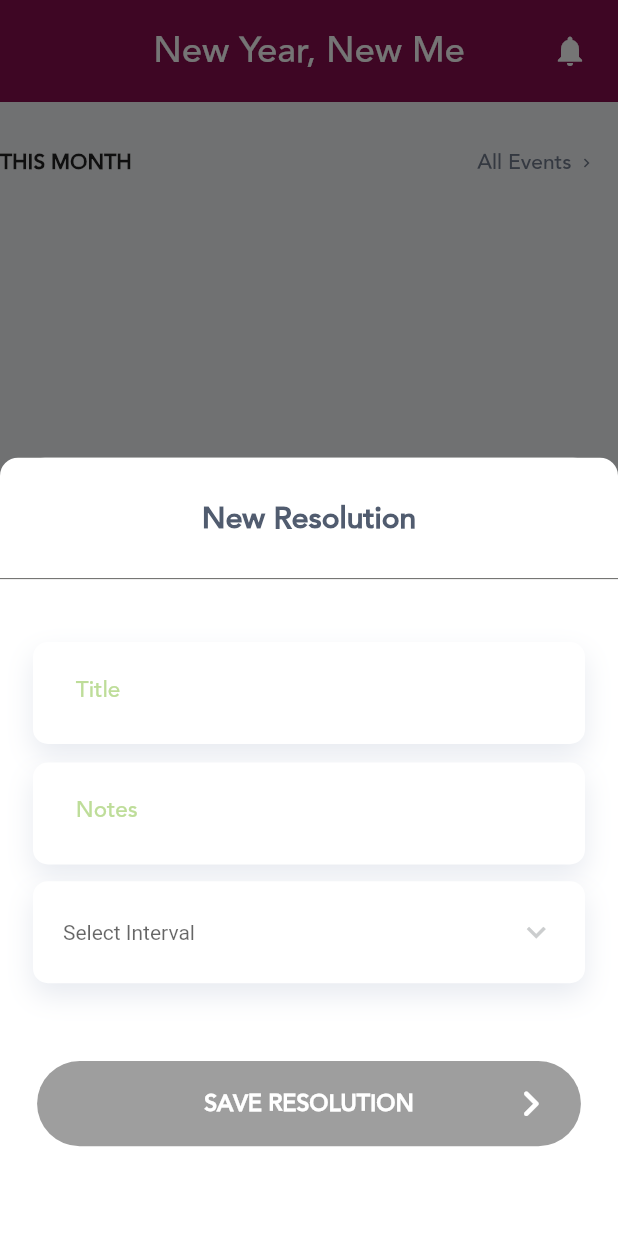
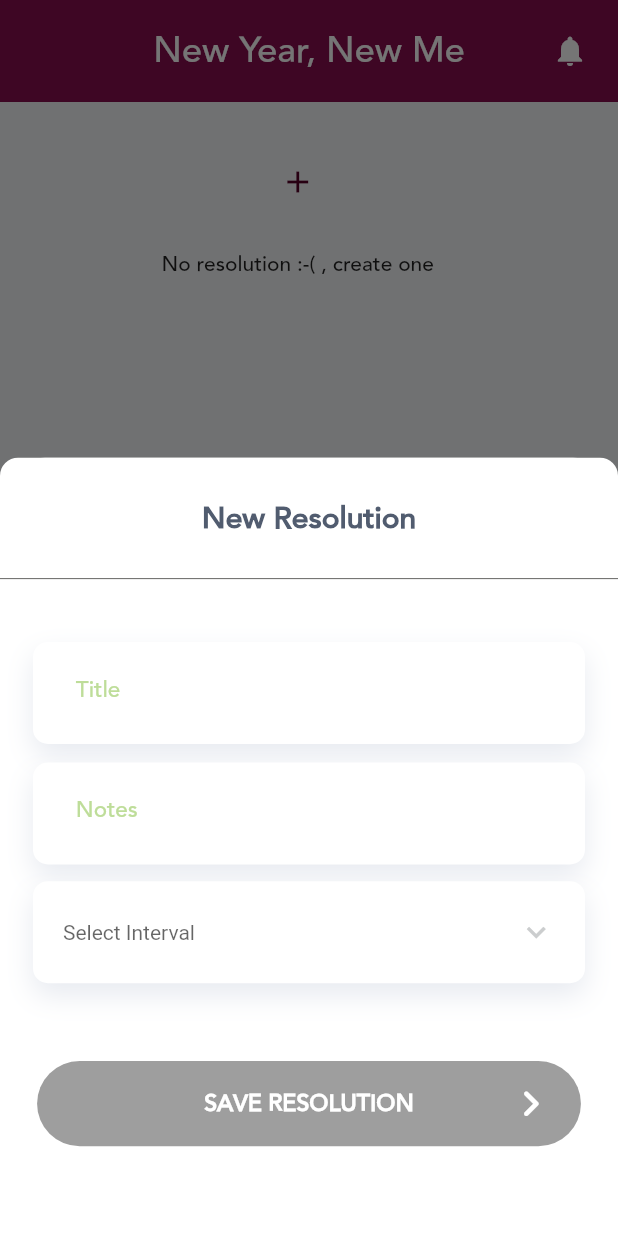
Before and after one commit to tiwadara/NYNM, a Flutter app: the screen it shows after launch, after a tap on the "add" icon, on a phone screen of 412 x 824 dp. Run offline on Flutter 3.47's test engine with Material 2 defaults, Android fonts, the phone set to English and light mode, and no system bars; our stand-ins replace equatable, flutter_bloc, flutter_local_notifications, flutter_screenutil, fluttertoast, hive and 3 more; accounts and stored records are empty; generated files the repository leaves out were written again; project files that could hold a hidden picture were left out.

Commit message:
UI updates

```diff
--- a/lib/di_container.dart
+++ b/lib/di_container.dart
@@ -1,3 +1,4 @@
+import 'package:hive/hive.dart';
 import 'package:kiwi/kiwi.dart';
 import 'package:resolution/src/commons/services/notification_service.dart';
 import 'package:resolution/src/commons/services/storage_service.dart';
--- a/lib/src/app.dart
+++ b/lib/src/app.dart
@@ -16,8 +16,7 @@ class App extends StatefulWidget {
 class _AppState extends State<App> {
   @override
   void initState() {
-    final NotificationService _notificationService =
-        KiwiContainer().resolve<NotificationService>();
+    final NotificationService _notificationService = KiwiContainer().resolve<NotificationService>();
     _notificationService.initializing();
     _notificationService.periodicNotification(RepeatInterval.everyMinute);
     super.initState();
--- a/lib/src/commons/services/storage_service.dart
+++ b/lib/src/commons/services/storage_service.dart
@@ -1,11 +1,9 @@
-import 'dart:developer';
-
 import 'package:hive/hive.dart';
 import 'package:resolution/src/commons/constants/storage_constants.dart';
 import 'package:resolution/src/resolutions/models/resolution.dart';
 
 class StorageService {
-  Future<List<Resolution>> deleteResolution(Resolution resolution) async {
+  Future<List<Resolution>> removeResolution(Resolution resolution) async {
     List<Resolution> resolutions = List<Resolution>.empty();
     final resolutionBox = await Hive.openBox(StorageConstants.USER_RESOLUTIONS);
     resolutionBox.delete(resolution);
@@ -21,12 +19,18 @@ class StorageService {
   Future<Resolution> saveResolution(Resolution resolution) async {
     final resolutionBox = await Hive.openBox(StorageConstants.USER_RESOLUTIONS);
     await resolutionBox.add(resolution);
-    return resolutionBox.values.singleWhere((element) => element == resolution);
+    return resolutionBox.values.first;
   }
 
   Future<Resolution> getResolution(Resolution resolution) async {
     final resolutionBox = await Hive.openBox(StorageConstants.USER_RESOLUTIONS);
-    log("message" + resolutionBox.values.toString());
     return resolutionBox.values.singleWhere((element) => element == resolution);
   }
+
+  Future<List<Resolution>> getAllResolutions() async {
+    List<Resolution> resolutions = List<Resolution>();
+    final resolutionBox = await Hive.openBox(StorageConstants.USER_RESOLUTIONS);
+    resolutions.addAll(resolutionBox.values.map((e) => e));
+    return resolutions;
+  }
 }
--- a/lib/src/resolutions/blocs/resolution/resolution_bloc.dart
+++ b/lib/src/resolutions/blocs/resolution/resolution_bloc.dart
@@ -31,6 +31,18 @@ class ResolutionBloc extends Bloc<ResolutionEvent, ResolutionState> {
       } catch (e) {
         yield ErrorWithMessageState(AppStringConstants.saveFailed);
       }
+    } else if (event is GetResolutions) {
+      yield LoadingResolution();
+      try {
+        var response = await resolutionService.getAllResolution();
+        if (response.isNotEmpty) {
+          yield ResolutionsReceived(response);
+        } else {
+          yield ErrorWithMessageState(AppStringConstants.saveFailed);
+        }
+      } catch (e) {
+        yield ErrorWithMessageState(AppStringConstants.saveFailed);
+      }
     }
   }
 }
--- a/lib/src/resolutions/blocs/resolution/resolution_event.dart
+++ b/lib/src/resolutions/blocs/resolution/resolution_event.dart
@@ -16,9 +16,6 @@ class SaveResolution extends ResolutionEvent {
 
 @immutable
 class GetResolutions extends ResolutionEvent {
-  final int pageKey;
-  final int pageSize;
-  GetResolutions({this.pageKey, this.pageSize});
   @override
-  List<Object> get props => [pageKey, pageSize];
+  List<Object> get props => [];
 }
--- a/lib/src/resolutions/blocs/resolution/resolution_state.dart
+++ b/lib/src/resolutions/blocs/resolution/resolution_state.dart
@@ -15,6 +15,11 @@ class SavingResolution extends ResolutionState {
   List<Object> get props => [];
 }
 
+class LoadingResolution extends ResolutionState {
+  @override
+  List<Object> get props => [];
+}
+
 @immutable
 class ResolutionSaved extends ResolutionState {
   final Resolution resolution;
@@ -24,6 +29,14 @@ class ResolutionSaved extends ResolutionState {
 }
 
 @immutable
+class ResolutionsReceived extends ResolutionState {
+  final List<Resolution> resolutions;
+  ResolutionsReceived(this.resolutions);
+  @override
+  List<Object> get props => [resolutions];
+}
+
+@immutable
 class ErrorWithMessageState extends ResolutionState {
   final String error;
   ErrorWithMessageState(this.error);
--- a/lib/src/resolutions/models/resolution.dart
+++ b/lib/src/resolutions/models/resolution.dart
@@ -15,15 +15,8 @@ class Resolution {
   String description;
   @HiveField(3)
   String interval;
-  @HiveField(4)
-  int increment;
 
-  Resolution(
-      {this.status,
-      this.name,
-      this.description,
-      this.interval,
-      this.increment});
+  Resolution({this.status, this.name, this.description, this.interval});
 
   factory Resolution.fromJson(Map<String, dynamic> json) =>
       _$ResolutionFromJson(json);
@@ -31,7 +24,7 @@ class Resolution {
   Map<String, dynamic> toJson() => _$ResolutionToJson(this);
 
   bool checkIfAnyIsNull() {
-    List searchProperties = [name, description];
+    List searchProperties = [name, description, interval];
     return searchProperties.contains(null) || searchProperties.contains("");
   }
 }
--- /dev/null
+++ b/lib/src/resolutions/models/status.dart
@@ -0,0 +1,5 @@
+enum Status {
+  NEW,
+  STARTED,
+  COMPLETED
+}
--- a/lib/src/resolutions/screens/new_resolution.dart
+++ b/lib/src/resolutions/screens/new_resolution.dart
@@ -6,6 +6,7 @@ import 'package:flutter_bloc/flutter_bloc.dart';
 import 'package:flutter_screenutil/flutter_screenutil.dart';
 import 'package:resolution/src/commons/constants/app_colors.dart';
 import 'package:resolution/src/commons/constants/app_constants.dart';
+import 'package:resolution/src/commons/constants/app_strings.dart';
 import 'package:resolution/src/commons/constants/routes_constant.dart';
 import 'package:resolution/src/commons/widgets/app_horizontal_line.dart';
 import 'package:resolution/src/commons/widgets/app_loader.dart';
@@ -32,13 +33,10 @@ class _NewResolutionState extends State<NewResolution> {
   Resolution resolution = Resolution();
   AppDropDown2Item _selectedInterval;
   List<AppDropDown2Item> _intervals = [];
-  TextEditingController dateTextController = TextEditingController();
-  TextEditingController endDateTextController = TextEditingController();
 
   @override
   void initState() {
     _resolutionBloc = BlocProvider.of<ResolutionBloc>(context);
-    resolution.increment = 1;
     _intervals.add(AppDropDown2Item("DAILY", "Daily"));
     _intervals.add(AppDropDown2Item("WEEKLY", "Weekly"));
     _intervals.add(AppDropDown2Item("MONTHLY", "Monthly"));
@@ -92,7 +90,7 @@ class _NewResolutionState extends State<NewResolution> {
                       child: Column(
                         children: [
                           AppTextInput(
-                            hintText: 'Add Title e.g  Kids monthly stipends',
+                            hintText: 'Add Title e.g  Save \$5 daily',
                             labelText: "Title",
                             onChanged: (text) {
                               resolution.name = text;
@@ -142,13 +140,15 @@ class _NewResolutionState extends State<NewResolution> {
                           icon: Icons.chevron_right_rounded,
                           label: 'SAVE RESOLUTION',
                           onPressed:
-                              isButtonDisabled ? null : () => createEvent());
+                              isButtonDisabled ? null : () => saveResolution());
                     },
                     listener: (context, state) {
                       if (state is ErrorWithMessageState) {
                         Navigator.pop(context);
                         AppSnackBar().show(message: state.error);
                       } else if (state is ResolutionSaved) {
+                        Navigator.pop(context);
+                        AppSnackBar().show(message: "Resolution Created");
                         Navigator.pop(context);
                       }
                     },
@@ -178,20 +178,13 @@ class _NewResolutionState extends State<NewResolution> {
     Navigator.pushReplacementNamed(context, Routes.resolutions);
   }
 
-  void createEvent() {
+  void saveResolution() {
     if (_formKey.currentState.validate()) {
       _formKey.currentState.save();
-      showOverlay(context, "Creating Schedule");
+      showOverlay(context, "Creating Resolution");
       _resolutionBloc.add(SaveResolution(resolution));
     } else {
-      AppSnackBar().show(message: "Please, correct invalid fields");
+      AppSnackBar().show(message: AppStringConstants.formError);
     }
   }
-
-  @override
-  void dispose() {
-    endDateTextController.dispose();
-    dateTextController.dispose();
-    super.dispose();
-  }
 }
--- a/lib/src/resolutions/screens/resolutions.dart
+++ b/lib/src/resolutions/screens/resolutions.dart
@@ -6,10 +6,15 @@ import 'package:flutter_bloc/flutter_bloc.dart';
 import 'package:flutter_screenutil/flutter_screenutil.dart';
 import 'package:resolution/src/commons/constants/app_colors.dart';
 import 'package:resolution/src/commons/constants/app_constants.dart';
+import 'package:resolution/src/commons/constants/routes_constant.dart';
+import 'package:resolution/src/commons/services/notification_service.dart';
 import 'package:resolution/src/commons/util/bottom_sheet.dart';
 import 'package:resolution/src/commons/widgets/app_header.dart';
+import 'package:resolution/src/commons/widgets/app_widget_transition.dart';
 import 'package:resolution/src/resolutions/blocs/resolution/resolution_bloc.dart';
+import 'package:resolution/src/resolutions/models/resolution.dart';
 import 'package:resolution/src/resolutions/screens/new_resolution.dart';
+import 'package:resolution/src/resolutions/widgets/resolution_list_item.dart';
 
 class Resolutions extends StatefulWidget {
   static const String routeName = '/resolutions';
@@ -19,22 +24,16 @@ class Resolutions extends StatefulWidget {
   _ResolutionsState createState() => _ResolutionsState();
 }
 
-class _ResolutionsState extends State<Resolutions>
-    with TickerProviderStateMixin {
-  final attributeValueTextController = TextEditingController();
-  AnimationController _animationController;
+class _ResolutionsState extends State<Resolutions> {
   ResolutionBloc _resolutionBloc;
+  NotificationService _notificationService;
+  List<Resolution> _resolutions = [];
 
   @override
   void initState() {
     _resolutionBloc = BlocProvider.of<ResolutionBloc>(context);
+    _notificationService = RepositoryProvider.of<NotificationService>(context);
     _resolutionBloc.add(GetResolutions());
-
-    _animationController = AnimationController(
-      vsync: this,
-      duration: const Duration(milliseconds: 400),
-    );
-    _animationController.forward();
     super.initState();
   }
 
@@ -77,72 +76,40 @@ class _ResolutionsState extends State<Resolutions>
                       SizedBox(
                         height: 12.h,
                       ),
-                      // CalendarCarouselExample2(),
                       SizedBox(
                         height: 12.h,
                       ),
-                      Row(
-                        mainAxisAlignment: MainAxisAlignment.spaceBetween,
-                        children: [
-                          Text(
-                            "THIS MONTH",
-                            style: TextStyle(fontWeight: FontWeight.bold),
-                          ),
-                          InkWell(
-                            onTap: () {
-                              // Navigator.pushNamed(context, Routes.allResolutions);
-                            },
-                            child: Row(
-                              children: [
-                                Text(
-                                  "All Events ",
-                                  style: TextStyle(color: AppColors.grey),
-                                ),
-                                Icon(
-                                  Icons.chevron_right,
-                                  size: 12,
-                                  color: AppColors.grey,
-                                )
-                              ],
-                            ),
-                          )
-                        ],
-                      ),
-                      // BlocBuilder<ResolutionBloc, ResolutionState>(
-                      //     buildWhen: (previous, current) => current is EventsReturned
-                      //     builder: (context, state) {
-                      //       if (state is EventsReturned) {
-                      //         _resolutions = state.events.toList();
-                      //         var groupedEvents =
-                      //             groupEventsForCurrentMonth(_resolutions);
-                      //         if (_resolutions.isEmpty || groupedEvents.isEmpty) {
-                      //           return buildEmptyEventContainer(context);
-                      //         } else {
-                      //           return ShowUp(
-                      //             child: Padding(
-                      //               padding: const EdgeInsets.only(top: 15.0),
-                      //               child: EventList(events: groupedEvents),
-                      //             ),
-                      //           );
-                      //         }
-                      //       }
-                      //       if (state is EventsInSelectedMonth) {
-                      //         // _events = state.events.toList();
-                      //         var groupedEvents =
-                      //             groupEvents(_resolutions, state.month);
-                      //         if (_resolutions.isEmpty || groupedEvents.isEmpty) {
-                      //           return buildEmptyEventContainer(context);
-                      //         } else {
-                      //           return ShowUp(
-                      //             child: Padding(
-                      //               padding: const EdgeInsets.only(top: 15.0),
-                      //               child: EventList(events: groupedEvents),
-                      //             ),
-                      //           );
-                      //         }
-                      //       } else if (state is GettingEvents) {}
-                      //       return buildEmptyEventContainer(context);
-                      //     }),
+                      BlocBuilder<ResolutionBloc, ResolutionState>(
+                          builder: (context, state) {
+                            if (state is ResolutionSaved) {
+                              _resolutionBloc.add(GetResolutions());
+                            }
+                            if (state is ResolutionsReceived) {
+                              _resolutions = state.resolutions.toList();
+                              if (_resolutions.isEmpty) {
+                                return buildEmptyEventContainer(context);
+                              } else {
+                                return ShowUp(
+                                  child: ListView.builder(
+                                    padding: EdgeInsets.zero,
+                                    shrinkWrap: true,
+                                    physics: NeverScrollableScrollPhysics(),
+                                    itemCount: _resolutions.length,
+                                    itemBuilder: (context, position) {
+                                      return ResolutionListItem(
+                                        icon: Icons.add_circle_outline,
+                                        resolution: _resolutions[position],
+                                        color: Colors.white,
+                                        position: position,
+                                        onPressed: () {},
+                                      );
+                                    },
+                                  ),
+                                );
+                              }
+                            }
+                            return buildEmptyEventContainer(context);
+                          }),
                       SizedBox(
                         height: 100.h,
                       ),
@@ -166,7 +133,7 @@ class _ResolutionsState extends State<Resolutions>
               color: AppColors.primaryDark,
             ),
             onPressed: () {
-              // Navigator.pushNamed(context, Routes.newEvent);
+              displayBottomSheet(context, NewResolution());
             },
           ),
           SizedBox(
@@ -174,7 +141,7 @@ class _ResolutionsState extends State<Resolutions>
           ),
           Center(
               child: Text(
-            "No upcoming events, create one",
+            "No resolution :-( , create one",
             textAlign: TextAlign.center,
             style: TextStyle(),
           )),
--- a/lib/src/resolutions/services/resolution_service.dart
+++ b/lib/src/resolutions/services/resolution_service.dart
@@ -6,20 +6,16 @@ class ResolutionService {
   ResolutionService(this.storageService);
 
   Future<Resolution> saveResolution(Resolution resolution) async {
-    return Resolution(name: "One");
-    // return storageService.saveResolution(resolution);
+    return storageService.saveResolution(resolution);
   }
 
   Future<Resolution> getResolution(Resolution resolution) async {
-    return Resolution(name: "One");
-    // return storageService.getResolution(resolution);
+    return storageService.getResolution(resolution);
   }
 
-  Future<void> clearAllResolutions() async {
-    storageService.clearAllResolutions();
+  Future<List<Resolution>> getAllResolution() async {
+    print("callll" + toString());
+    return await storageService.getAllResolutions();
   }
 
-  Future<List<Resolution>> removeResolution(Resolution resolution) async {
-    return storageService.deleteResolution(resolution);
-  }
 }
```
Also changed, not shown: lib/src/commons/services/notification_service.dart (+7 -7 lines), lib/src/resolutions/widgets/resolution_list_item.dart (added, +61 -0 lines), lib/src/resolutions/models/resolution.g.dart, 3 other files.
